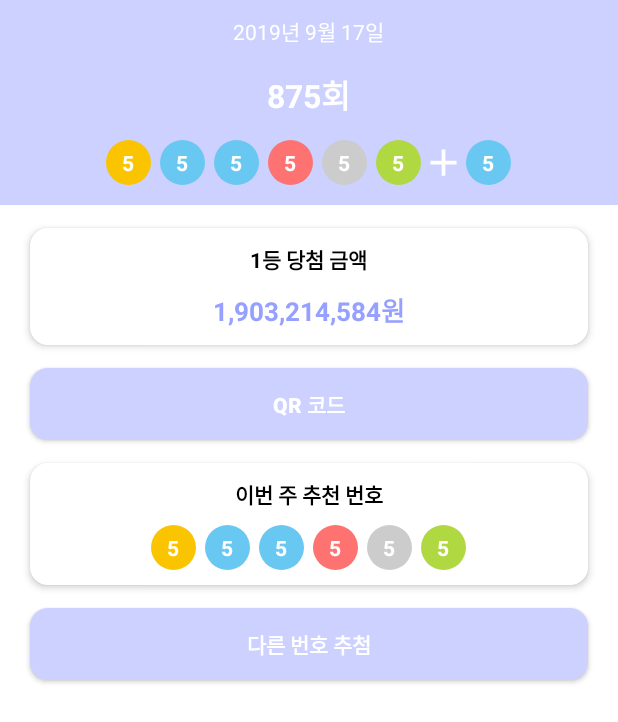
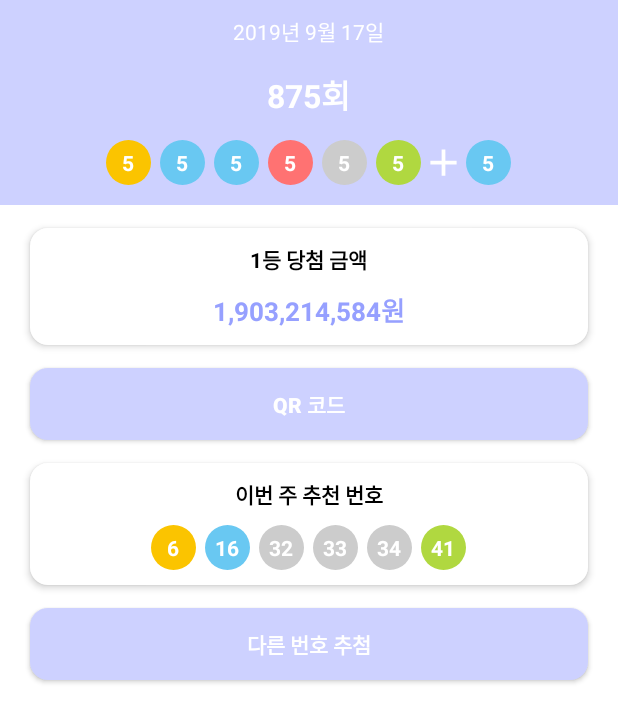
Before and after one commit to jaeryo2357/LottoLike, an Android app: the screen it shows after launch (MainActivity), on a phone screen of 412 x 824 dp. Shown: the top 722 px of the screen. Run offline under Robolectric (Android 15) with nearby library versions, the phone set to English and light mode, and no system bars.

Commit message:
추천 번호 로직

```diff
--- a/app/src/main/java/com/example/jaery/rotto/Database/BasicDB.java
+++ b/app/src/main/java/com/example/jaery/rotto/Database/BasicDB.java
@@ -7,8 +7,9 @@ import android.preference.PreferenceManager;
 
 public class BasicDB {
 
-    static final String PREF_ROTTO = "RottoNo";
+    static final String PREF_ROTTO = "LottoNo";
     static final String APP_INIT = "init";
+    static final String PREF_RECOMMEND_LOTTO = "recommend_Lotto";
 
 
     public static SharedPreferences getSharedPreferences(Context ctx) {
@@ -24,7 +25,20 @@ public class BasicDB {
 
     // 저장된 정보 가져오기
     public static int getRottoN(Context ctx) {
-        return getSharedPreferences(ctx).getInt(PREF_ROTTO, 200);
+        return getSharedPreferences(ctx).getInt(PREF_ROTTO, 875);
+    }
+
+
+    // 계정 정보 저장
+    public static void setRecommend(Context ctx, String recommend) {
+        SharedPreferences.Editor editor = getSharedPreferences(ctx).edit();
+        editor.putString(PREF_RECOMMEND_LOTTO, recommend);
+        editor.apply();
+    }
+
+    // 저장된 정보 가져오기
+    public static String getRecommend(Context ctx) {
+        return getSharedPreferences(ctx).getString(PREF_RECOMMEND_LOTTO,"");
     }
 
 
--- a/app/src/main/java/com/example/jaery/rotto/LottoItem.java
+++ b/app/src/main/java/com/example/jaery/rotto/LottoItem.java
@@ -3,6 +3,8 @@ package com.example.jaery.rotto;
 import android.content.Context;
 import com.example.jaery.rotto.Database.LottoDB;
 
+import java.util.ArrayList;
+import java.util.Collections;
 import java.util.HashMap;
 
 
@@ -28,6 +30,23 @@ public class LottoItem {
         return today;
     }
 
+    public static ArrayList<Integer> GetFreeNumber(){
+        ArrayList<Integer> a =new ArrayList<Integer>();
+
+        a.add((int)(Math.random()*45)+1);
+        for(int i=1;i<6;)
+        {
+            int e=(int)(Math.random()*45)+1;
+            if(!a.contains(e)) {
+                a.add(e);
+                i++;
+            }
+        }
+        Collections.sort(a);
+        return a;
+    }
+
+
 
 
 
--- a/app/src/main/java/com/example/jaery/rotto/MainActivity.java
+++ b/app/src/main/java/com/example/jaery/rotto/MainActivity.java
@@ -22,6 +22,7 @@ import org.json.JSONObject;
 
 import java.io.IOException;
 import java.text.DecimalFormat;
+import java.util.ArrayList;
 import java.util.HashMap;
 
 import okhttp3.Call;
@@ -29,6 +30,7 @@ import okhttp3.Callback;
 import okhttp3.Response;
 
 import static com.example.jaery.rotto.LottoItem.GetBackgroundColor;
+import static com.example.jaery.rotto.LottoItem.GetFreeNumber;
 import static com.example.jaery.rotto.LottoItem.GetNumber;
 
 
@@ -50,6 +52,46 @@ public class MainActivity extends AppCompatActivity {
         Today_LottoDay = findViewById(R.id.lottoResult_day);
         recentlyNum = BasicDB.getRottoN(getApplicationContext());
         LottoGet();
+
+        String recommend_Num_String = BasicDB.getRecommend(getApplicationContext());
+
+        if(recommend_Num_String.equals("")) //초기 설정
+        {
+            ArrayList<Integer> integers = GetFreeNumber();
+
+
+            for(int i = 0 ;i< integers.size();i++)
+            {
+                if(i!=0)recommend_Num_String +=",";
+
+                recommend_Num_String += integers.get(i);
+                int resID;
+                String resourceid = "recommend_L" + (i + 1);
+                resID = getResources().getIdentifier(resourceid, "id", getPackageName());
+                Today_LottoNumber = (TextView) findViewById(resID);
+                Today_LottoNumber.setBackgroundResource(GetBackgroundColor(integers.get(i)));
+                Today_LottoNumber.setText(integers.get(i)+"");
+
+            }
+
+            BasicDB.setRecommend(getApplicationContext(),recommend_Num_String);
+        }else // ,로 구분
+        {
+            String[] recommends = recommend_Num_String.split(",");
+
+            for(int i = 0; i<recommends.length;i++)
+            {
+                int n = Integer.parseInt(recommends[i]);
+                int resID;
+                String resourceid = "recommend_L" + (i + 1);
+                Log.d("test",resourceid);
+                resID = getResources().getIdentifier(resourceid, "id", getPackageName());
+                Today_LottoNumber = (TextView) findViewById(resID);
+                Today_LottoNumber.setBackgroundResource(GetBackgroundColor(n));
+                Today_LottoNumber.setText(n+"");
+
+            }
+        }
 
     }
 
```
Also changed, not shown: app/src/main/java/com/example/jaery/rotto/GetNumberActivity.java (+2 -16 lines).
